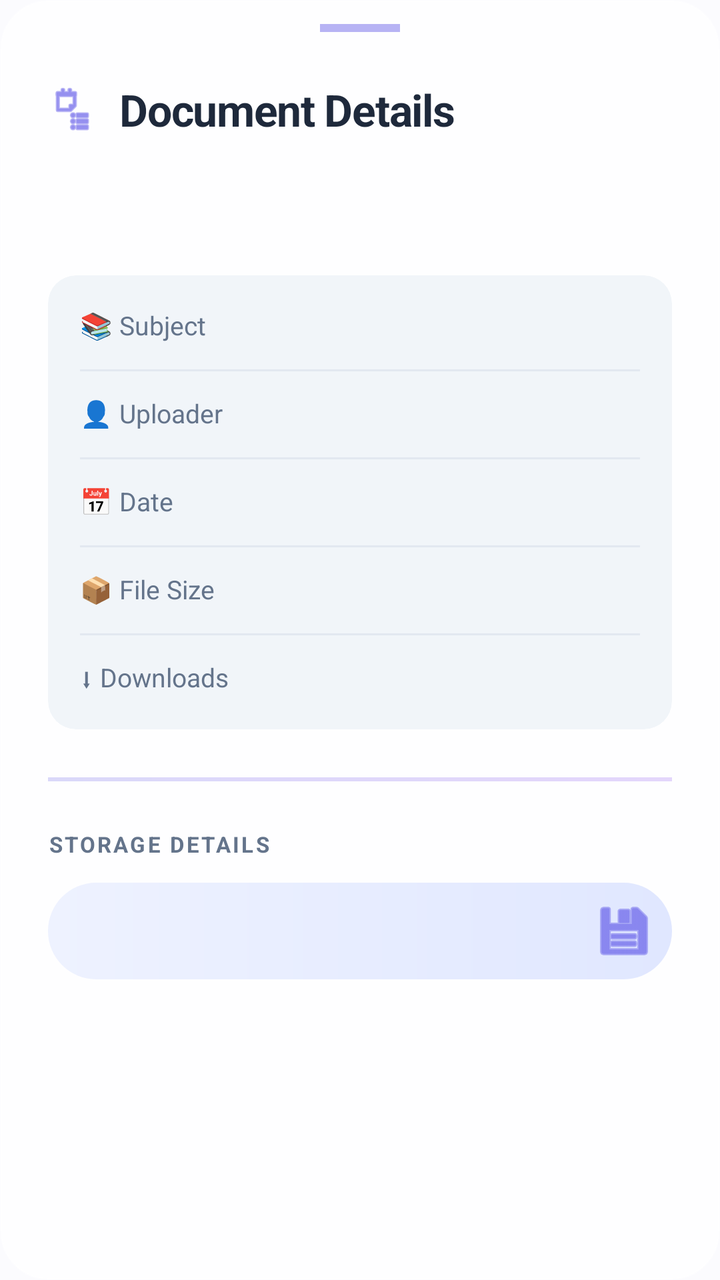
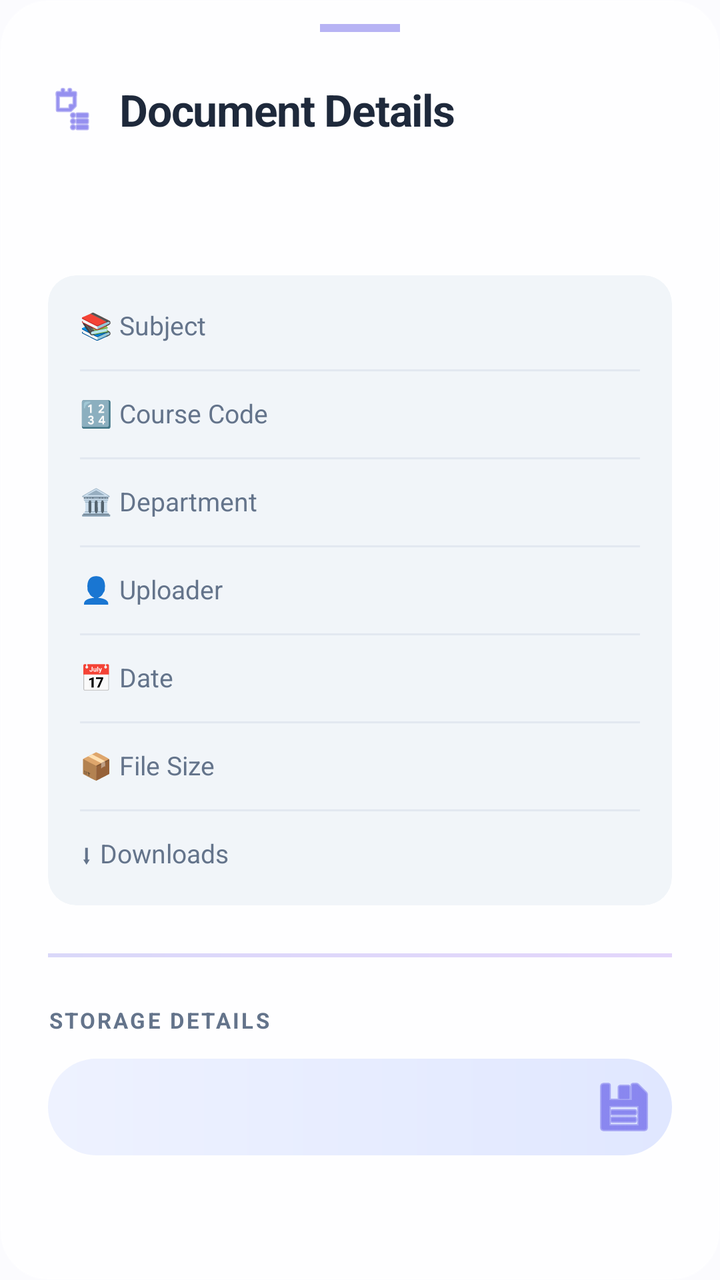

Two renders of the same Android screen: before a commit and after it. Below are the layout's source before the change and the commit's diff.
<!-- AndroidManifest.xml: application theme Theme.NoteVaultDIU -->
<!-- res/layout/bottom_sheet_note_info.xml -->
<?xml version="1.0" encoding="utf-8"?>
<LinearLayout
    xmlns:android="http://schemas.android.com/apk/res/android"
    xmlns:app="http://schemas.android.com/apk/res-auto"
    android:layout_width="match_parent"
    android:layout_height="wrap_content"
    android:background="@drawable/bg_glass_floating_bar"
    android:orientation="vertical"
    android:paddingBottom="40dp">

    
    <View
        android:layout_width="40dp"
        android:layout_height="4dp"
        android:layout_gravity="center_horizontal"
        android:layout_marginTop="12dp"
        android:layout_marginBottom="24dp"
        android:background="@color/colorPrimary"
        android:alpha="0.4" />

    <LinearLayout
        android:layout_width="match_parent"
        android:layout_height="wrap_content"
        android:orientation="horizontal"
        android:gravity="center_vertical"
        android:layout_marginHorizontal="24dp">
        <ImageView
            android:layout_width="24dp"
            android:layout_height="24dp"
            android:src="@android:drawable/ic_menu_agenda"
            app:tint="@color/colorPrimary" />
        <TextView
            android:layout_width="wrap_content"
            android:layout_height="wrap_content"
            android:layout_marginStart="12dp"
            android:text="@string/info_header"
            android:textColor="@color/colorTextPrimary"
            android:textSize="22sp"
            android:textStyle="bold"
            android:letterSpacing="-0.02" />
    </LinearLayout>

    <ScrollView
        android:layout_width="match_parent"
        android:layout_height="wrap_content"
        android:layout_marginTop="20dp"
        android:paddingHorizontal="24dp">

        <LinearLayout
            android:layout_width="match_parent"
            android:layout_height="wrap_content"
            android:orientation="vertical">

            
            <TextView
                android:id="@+id/tvInfoTitle"
                android:layout_width="match_parent"
                android:layout_height="wrap_content"
                android:textColor="@color/colorTextPrimary"
                android:textSize="18sp"
                android:textStyle="bold"
                android:layout_marginBottom="24dp"
                android:lineSpacingExtra="4dp"
                android:letterSpacing="-0.01" />

            
            <com.google.android.material.card.MaterialCardView
                android:layout_width="match_parent"
                android:layout_height="wrap_content"
                app:cardCornerRadius="14dp"
                app:cardElevation="0dp"
                app:cardBackgroundColor="@color/colorSurfaceVariant"
                app:strokeWidth="0dp">

                <LinearLayout
                    android:layout_width="match_parent"
                    android:layout_height="wrap_content"
                    android:orientation="vertical"
                    android:padding="4dp">

                    
                    <RelativeLayout android:layout_width="match_parent" android:layout_height="wrap_content" android:padding="12dp">
                        <TextView android:layout_width="wrap_content" android:layout_height="wrap_content" android:text="📚 Subject" android:textColor="@color/colorTextSecondary" android:textSize="13sp" />
                        <TextView android:id="@+id/tvInfoSubject" android:layout_width="wrap_content" android:layout_height="wrap_content" android:layout_alignParentEnd="true" android:textColor="@color/colorPrimary" android:textStyle="bold" />
                    </RelativeLayout>

                    <View android:layout_width="match_parent" android:layout_height="1dp" android:background="@color/colorDivider" android:layout_marginHorizontal="12dp" />

                    
                    <RelativeLayout android:layout_width="match_parent" android:layout_height="wrap_content" android:padding="12dp">
                        <TextView android:layout_width="wrap_content" android:layout_height="wrap_content" android:text="👤 Uploader" android:textColor="@color/colorTextSecondary" android:textSize="13sp" />
                        <TextView android:id="@+id/tvInfoUploader" android:layout_width="wrap_content" android:layout_height="wrap_content" android:layout_alignParentEnd="true" android:textColor="@color/colorTextPrimary" android:textStyle="bold" />
                    </RelativeLayout>

                    <View android:layout_width="match_parent" android:layout_height="1dp" android:background="@color/colorDivider" android:layout_marginHorizontal="12dp" />

                    
                    <RelativeLayout android:layout_width="match_parent" android:layout_height="wrap_content" android:padding="12dp">
                        <TextView android:layout_width="wrap_content" android:layout_height="wrap_content" android:text="📅 Date" android:textColor="@color/colorTextSecondary" android:textSize="13sp" />
                        <TextView android:id="@+id/tvInfoDate" android:layout_width="wrap_content" android:layout_height="wrap_content" android:layout_alignParentEnd="true" android:textColor="@color/colorTextPrimary" android:textStyle="bold" />
                    </RelativeLayout>

                    <View android:layout_width="match_parent" android:layout_height="1dp" android:background="@color/colorDivider" android:layout_marginHorizontal="12dp" />

                    
                    <RelativeLayout android:layout_width="match_parent" android:layout_height="wrap_content" android:padding="12dp">
                        <TextView android:layout_width="wrap_content" android:layout_height="wrap_content" android:text="📦 File Size" android:textColor="@color/colorTextSecondary" android:textSize="13sp" />
                        <TextView android:id="@+id/tvInfoSize" android:layout_width="wrap_content" android:layout_height="wrap_content" android:layout_alignParentEnd="true" android:textColor="@color/colorTextPrimary" android:textStyle="bold" />
                    </RelativeLayout>

                    <View android:layout_width="match_parent" android:layout_height="1dp" android:background="@color/colorDivider" android:layout_marginHorizontal="12dp" />

                    
                    <RelativeLayout android:layout_width="match_parent" android:layout_height="wrap_content" android:padding="12dp">
                        <TextView android:layout_width="wrap_content" android:layout_height="wrap_content" android:text="⬇ Downloads" android:textColor="@color/colorTextSecondary" android:textSize="13sp" />
                        <TextView android:id="@+id/tvInfoDownloads" android:layout_width="wrap_content" android:layout_height="wrap_content" android:layout_alignParentEnd="true" android:textColor="@color/colorSuccess" android:textStyle="bold" />
                    </RelativeLayout>

                </LinearLayout>
            </com.google.android.material.card.MaterialCardView>

            <View android:layout_width="match_parent" android:layout_height="2dp" android:background="@drawable/bg_splash_gradient" android:layout_marginVertical="24dp" android:alpha="0.2" />

            
            <TextView
                android:layout_width="wrap_content"
                android:layout_height="wrap_content"
                android:text="@string/info_storage_header"
                android:textColor="@color/colorTextSecondary"
                android:textSize="11sp"
                android:textAllCaps="true"
                android:letterSpacing="0.1"
                android:textStyle="bold" />

            <RelativeLayout
                android:layout_width="match_parent"
                android:layout_height="wrap_content"
                android:layout_marginTop="12dp"
                android:background="@drawable/bg_pill_subject_gradient"
                android:padding="4dp">

                <TextView
                    android:id="@+id/tvInfoLocalPath"
                    android:layout_width="match_parent"
                    android:layout_height="wrap_content"
                    android:layout_toStartOf="@id/btnCopyPath"
                    android:textColor="@color/colorTextPrimary"
                    android:textSize="12sp"
                    android:padding="12dp"
                    android:fontFamily="monospace"
                    android:textIsSelectable="true" />

                <ImageButton
                    android:id="@+id/btnCopyPath"
                    android:layout_width="40dp"
                    android:layout_height="40dp"
                    android:layout_alignParentEnd="true"
                    android:layout_centerVertical="true"
                    android:background="?attr/selectableItemBackgroundBorderless"
                    android:src="@android:drawable/ic_menu_save"
                    app:tint="@color/colorPrimary" />
            </RelativeLayout>

        </LinearLayout>
    </ScrollView>

</LinearLayout>
<!-- resources referenced by this layout -->
<resources>
  <color name="colorDivider">#E2E8F0</color>
  <color name="colorPrimary">#4F46E5</color>
  <color name="colorSuccess">#10B981</color>
  <color name="colorSurfaceVariant">#F1F5F9</color>
  <color name="colorTextPrimary">#1E293B</color>
  <color name="colorTextSecondary">#64748B</color>
  <!-- drawable bg_glass_floating_bar (drawable) -->
  <?xml version="1.0" encoding="utf-8"?>
  <shape xmlns:android="http://schemas.android.com/apk/res/android">
      <solid android:color="@color/colorGlassSurface" />
      <corners android:radius="24dp" />
      <stroke
          android:width="1dp"
          android:color="@color/colorGlassStroke" />
  </shape>
  <!-- drawable bg_pill_subject_gradient (drawable) -->
  <?xml version="1.0" encoding="utf-8"?>
  <shape xmlns:android="http://schemas.android.com/apk/res/android">
      <gradient
          android:angle="0"
          android:endColor="#E0E7FF"
          android:startColor="#EEF2FF"
          android:type="linear" />
      <corners android:radius="50dp" />
  </shape>
  <!-- drawable bg_splash_gradient (drawable) -->
  <?xml version="1.0" encoding="utf-8"?>
  <shape xmlns:android="http://schemas.android.com/apk/res/android">
      <gradient
          android:angle="45"
          android:endColor="@color/gradient_end"
          android:startColor="@color/gradient_start"
          android:type="linear" />
  </shape>
  <string name="info_header">Document Details</string>
  <string name="info_storage_header">Storage Details</string>
  <style name="Theme.NoteVaultDIU" parent="Theme.MaterialComponents.Light.NoActionBar">
          <item name="colorPrimary">@color/colorPrimary</item>
          <item name="colorPrimaryDark">@color/colorPrimaryDark</item>
          <item name="colorAccent">@color/colorAccent</item>
          <item name="android:windowBackground">@color/colorBackground</item>
          <item name="android:statusBarColor">@color/colorBackground</item>
          <item name="android:windowLightStatusBar">true</item>
          <item name="android:navigationBarColor">@color/colorSurface</item>
      </style>
  <color name="colorGlassSurface">#D9FFFFFF</color>
  <color name="colorGlassStroke">#4DFFFFFF</color>
  <color name="gradient_end">#7C3AED</color>
  <color name="gradient_start">#4F46E5</color>
  <color name="colorPrimaryDark">#3730A3</color>
  <color name="colorAccent">#F59E0B</color>
  <color name="colorBackground">#FBFBFE</color>
  <color name="colorSurface">#FFFFFF</color>
</resources>

<!-- the commit's change to res/layout/bottom_sheet_note_info.xml (unified diff, before → after) -->
@@ -88,6 +88,22 @@
 
                     
                     <RelativeLayout android:layout_width="match_parent" android:layout_height="wrap_content" android:padding="12dp">
+                        <TextView android:layout_width="wrap_content" android:layout_height="wrap_content" android:text="🔢 Course Code" android:textColor="@color/colorTextSecondary" android:textSize="13sp" />
+                        <TextView android:id="@+id/tvInfoCourseCode" android:layout_width="wrap_content" android:layout_height="wrap_content" android:layout_alignParentEnd="true" android:textColor="@color/colorTextPrimary" android:textStyle="bold" />
+                    </RelativeLayout>
+
+                    <View android:layout_width="match_parent" android:layout_height="1dp" android:background="@color/colorDivider" android:layout_marginHorizontal="12dp" />
+
+                    
+                    <RelativeLayout android:layout_width="match_parent" android:layout_height="wrap_content" android:padding="12dp">
+                        <TextView android:layout_width="wrap_content" android:layout_height="wrap_content" android:text="🏛 Department" android:textColor="@color/colorTextSecondary" android:textSize="13sp" />
+                        <TextView android:id="@+id/tvInfoDepartment" android:layout_width="wrap_content" android:layout_height="wrap_content" android:layout_alignParentEnd="true" android:textColor="@color/colorTextPrimary" android:textStyle="bold" />
+                    </RelativeLayout>
+
+                    <View android:layout_width="match_parent" android:layout_height="1dp" android:background="@color/colorDivider" android:layout_marginHorizontal="12dp" />
+
+                    
+                    <RelativeLayout android:layout_width="match_parent" android:layout_height="wrap_content" android:padding="12dp">
                         <TextView android:layout_width="wrap_content" android:layout_height="wrap_content" android:text="👤 Uploader" android:textColor="@color/colorTextSecondary" android:textSize="13sp" />
                         <TextView android:id="@+id/tvInfoUploader" android:layout_width="wrap_content" android:layout_height="wrap_content" android:layout_alignParentEnd="true" android:textColor="@color/colorTextPrimary" android:textStyle="bold" />
                     </RelativeLayout>
